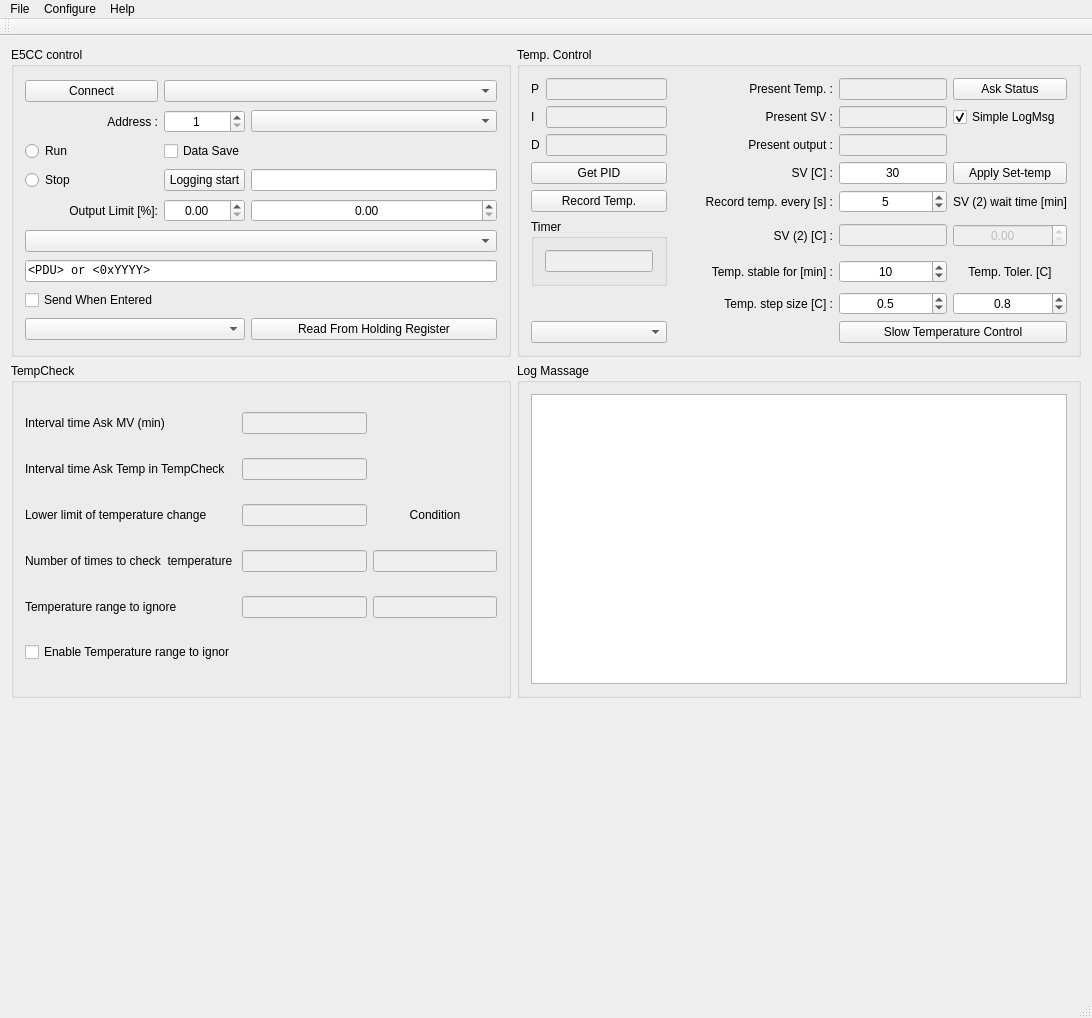
Before: the Qt Designer form mainwindow.ui in daimiura/OmronPID, drawn with Qt 5.
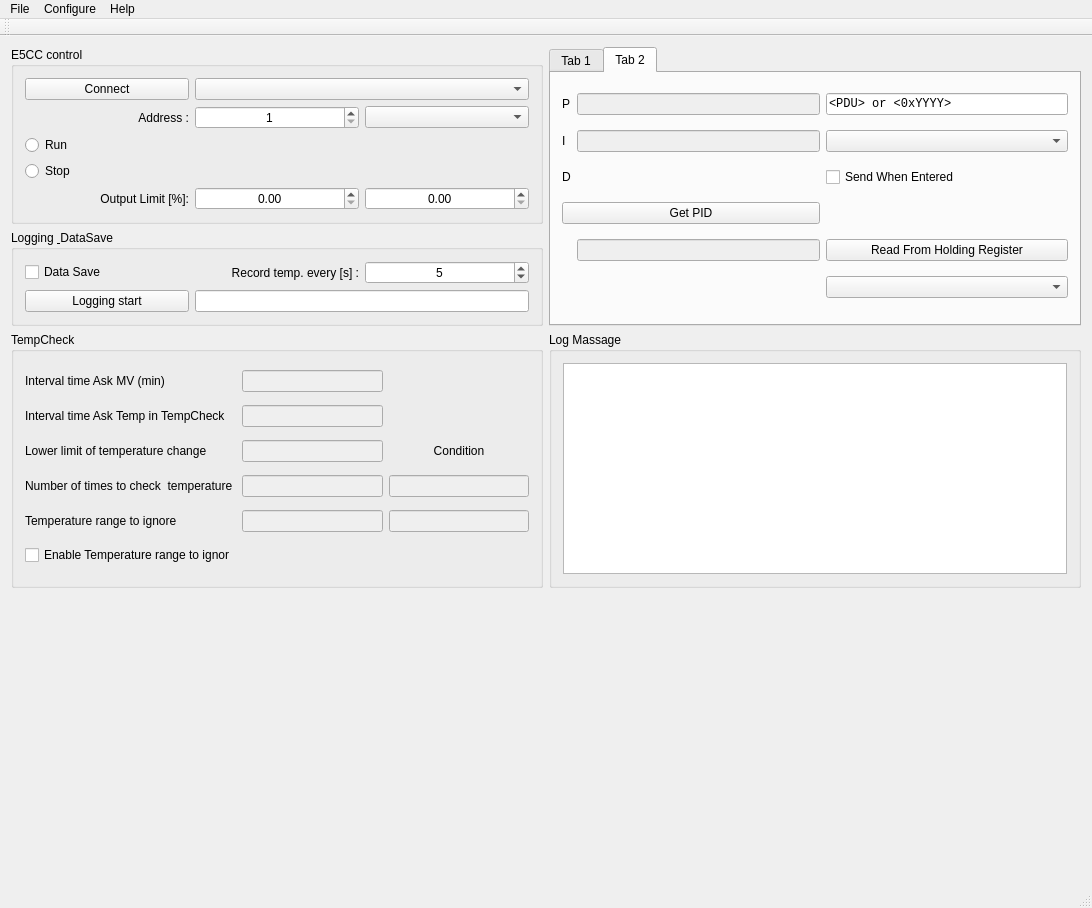
After: the same form once the commit is applied. The open tabs and pages were chosen to show the change. Custom widgets are drawn as their Qt base class.

```diff
--- a/mainwindow.ui
+++ b/mainwindow.ui
@@ -7,20 +7,30 @@
     <x>0</x>
     <y>0</y>
     <width>1092</width>
-    <height>1018</height>
+    <height>908</height>
    </rect>
   </property>
   <property name="windowTitle">
    <string>Omron E5CC Temp. Control</string>
   </property>
   <widget class="QWidget" name="centralWidget">
-   <layout class="QGridLayout" name="gridLayout_6">
+   <layout class="QGridLayout" name="gridLayout_7">
     <item row="0" column="0">
      <widget class="QGroupBox" name="groupBox_2">
       <property name="title">
        <string>E5CC control</string>
       </property>
       <layout class="QGridLayout" name="gridLayout_4">
+       <item row="1" column="0">
+        <widget class="QLabel" name="label_5">
+         <property name="text">
+          <string>Address :</string>
+         </property>
+         <property name="alignment">
+          <set>Qt::AlignRight|Qt::AlignTrailing|Qt::AlignVCenter</set>
+         </property>
+        </widget>
+       </item>
        <item row="4" column="0">
         <widget class="QRadioButton" name="radioButton_Stop">
          <property name="text">
@@ -31,74 +41,6 @@
          </attribute>
         </widget>
        </item>
-       <item row="0" column="0">
-        <widget class="QPushButton" name="pushButton_Connect">
-         <property name="text">
-          <string>Connect</string>
-         </property>
-         <property name="checkable">
-          <bool>true</bool>
-         </property>
-        </widget>
-       </item>
-       <item row="6" column="0" colspan="3">
-        <widget class="QComboBox" name="comboBox_Func"/>
-       </item>
-       <item row="1" column="1">
-        <widget class="QSpinBox" name="spinBox_DeviceAddress">
-         <property name="alignment">
-          <set>Qt::AlignCenter</set>
-         </property>
-         <property name="minimum">
-          <number>1</number>
-         </property>
-         <property name="maximum">
-          <number>247</number>
-         </property>
-         <property name="value">
-          <number>1</number>
-         </property>
-        </widget>
-       </item>
-       <item row="9" column="2">
-        <widget class="QPushButton" name="pushButton_ReadRH">
-         <property name="text">
-          <string>Read From Holding Register</string>
-         </property>
-        </widget>
-       </item>
-       <item row="4" column="1">
-        <widget class="QPushButton" name="pushButton_Log">
-         <property name="text">
-          <string>Logging start</string>
-         </property>
-         <property name="checkable">
-          <bool>true</bool>
-         </property>
-        </widget>
-       </item>
-       <item row="7" column="0" colspan="3">
-        <widget class="QLineEdit" name="lineEdit_Cmd">
-         <property name="font">
-          <font>
-           <family>Courier New</family>
-          </font>
-         </property>
-         <property name="text">
-          <string>&lt;PDU&gt; or &lt;0xYYYY&gt;</string>
-         </property>
-        </widget>
-       </item>
-       <item row="4" column="2">
-        <widget class="QLineEdit" name="lineEdit_Log"/>
-       </item>
-       <item row="1" column="2">
-        <widget class="QComboBox" name="comboBox_AT">
-         <property name="currentIndex">
-          <number>-1</number>
-         </property>
-        </widget>
-       </item>
        <item row="3" column="0">
         <widget class="QRadioButton" name="radioButton_Run">
          <property name="text">
@@ -109,52 +51,32 @@
          </attribute>
         </widget>
        </item>
-       <item row="9" column="0" colspan="2">
-        <widget class="QComboBox" name="comboBox_MemAddress">
-         <property name="font">
-          <font>
-           <family>Courier New</family>
-          </font>
-         </property>
-         <property name="maxVisibleItems">
-          <number>20</number>
+       <item row="1" column="2">
+        <widget class="QComboBox" name="comboBox_AT">
+         <property name="currentIndex">
+          <number>-1</number>
          </property>
         </widget>
        </item>
-       <item row="5" column="0">
-        <widget class="QLabel" name="label_9">
-         <property name="text">
-          <string>Output Limit [%]:</string>
-         </property>
+       <item row="1" column="1">
+        <widget class="QSpinBox" name="spinBox_DeviceAddress">
          <property name="alignment">
-          <set>Qt::AlignRight|Qt::AlignTrailing|Qt::AlignVCenter</set>
+          <set>Qt::AlignCenter</set>
+         </property>
+         <property name="minimum">
+          <number>1</number>
+         </property>
+         <property name="maximum">
+          <number>247</number>
+         </property>
+         <property name="value">
+          <number>1</number>
          </property>
         </widget>
        </item>
        <item row="0" column="1" colspan="2">
         <widget class="QComboBox" name="comboBox_SeriesNumber"/>
        </item>
-       <item row="3" column="1">
-        <widget class="QCheckBox" name="checkBox_dataSave">
-         <property name="text">
-          <string>Data Save</string>
-         </property>
-        </widget>
-       </item>
-       <item row="5" column="1">
-        <widget class="QDoubleSpinBox" name="doubleSpinBox_MVlower">
-         <property name="alignment">
-          <set>Qt::AlignCenter</set>
-         </property>
-        </widget>
-       </item>
-       <item row="8" column="0">
-        <widget class="QCheckBox" name="checkBox_EnableSend">
-         <property name="text">
-          <string>Send When Entered</string>
-         </property>
-        </widget>
-       </item>
        <item row="5" column="2">
         <widget class="QDoubleSpinBox" name="doubleSpinBox_MVupper">
          <property name="alignment">
@@ -165,46 +87,47 @@
          </property>
         </widget>
        </item>
-       <item row="1" column="0">
-        <widget class="QLabel" name="label_5">
+       <item row="5" column="0">
+        <widget class="QLabel" name="label_9">
          <property name="text">
-          <string>Address :</string>
+          <string>Output Limit [%]:</string>
          </property>
          <property name="alignment">
           <set>Qt::AlignRight|Qt::AlignTrailing|Qt::AlignVCenter</set>
          </property>
         </widget>
        </item>
+       <item row="0" column="0">
+        <widget class="QPushButton" name="pushButton_Connect">
+         <property name="text">
+          <string>Connect</string>
+         </property>
+         <property name="checkable">
+          <bool>true</bool>
+         </property>
+        </widget>
+       </item>
+       <item row="5" column="1">
+        <widget class="QDoubleSpinBox" name="doubleSpinBox_MVlower">
+         <property name="alignment">
+          <set>Qt::AlignCenter</set>
+         </property>
+        </widget>
+       </item>
       </layout>
      </widget>
     </item>
-    <item row="0" column="1">
-     <widget class="QGroupBox" name="groupBox_3">
-      <property name="title">
-       <string>Temp. Control</string>
+    <item row="0" column="1" rowspan="2">
+     <widget class="QTabWidget" name="tabWidget">
+      <property name="currentIndex">
+       <number>0</number>
       </property>
+      <widget class="QWidget" name="tab">
+       <attribute name="title">
+        <string>Tab 1</string>
+       </attribute>
       <layout class="QGridLayout" name="gridLayout">
        <item row="0" column="0">
-        <widget class="QLabel" name="label_11">
-         <property name="text">
-          <string>P</string>
-         </property>
-        </widget>
-       </item>
-       <item row="0" column="1">
-        <widget class="QLineEdit" name="lineEdit_P">
-         <property name="enabled">
-          <bool>false</bool>
-         </property>
-         <property name="alignment">
-          <set>Qt::AlignCenter</set>
-         </property>
-         <property name="readOnly">
-          <bool>true</bool>
-         </property>
-        </widget>
-       </item>
-       <item row="0" column="2">
         <widget class="QLabel" name="label">
          <property name="text">
           <string>Present Temp. :</string>
@@ -214,7 +137,7 @@
          </property>
         </widget>
        </item>
-       <item row="0" column="3">
+        <item row="0" column="2">
         <widget class="QLineEdit" name="lineEdit_Temp">
          <property name="enabled">
           <bool>false</bool>
@@ -224,7 +147,7 @@
          </property>
         </widget>
        </item>
-       <item row="0" column="4">
+        <item row="0" column="3">
         <widget class="QPushButton" name="pushButton_AskStatus">
          <property name="text">
           <string>Ask Status</string>
@@ -232,26 +155,6 @@
         </widget>
        </item>
        <item row="1" column="0">
-        <widget class="QLabel" name="label_12">
-         <property name="text">
-          <string>I</string>
-         </property>
-        </widget>
-       </item>
-       <item row="1" column="1">
-        <widget class="QLineEdit" name="lineEdit_I">
-         <property name="enabled">
-          <bool>false</bool>
-         </property>
-         <property name="alignment">
-          <set>Qt::AlignCenter</set>
-         </property>
-         <property name="readOnly">
-          <bool>true</bool>
-         </property>
-        </widget>
-       </item>
-       <item row="1" column="2">
         <widget class="QLabel" name="label_4">
          <property name="text">
           <string>Present SV :</string>
@@ -261,7 +164,7 @@
          </property>
         </widget>
        </item>
-       <item row="1" column="3">
+        <item row="1" column="2">
         <widget class="QLineEdit" name="lineEdit_CurrentSV">
          <property name="enabled">
           <bool>false</bool>
@@ -271,7 +174,7 @@
          </property>
         </widget>
        </item>
-       <item row="1" column="4">
+        <item row="1" column="3">
         <widget class="QCheckBox" name="checkBox_MuteLogMsg">
          <property name="text">
           <string>Simple LogMsg</string>
@@ -282,26 +185,6 @@
         </widget>
        </item>
        <item row="2" column="0">
-        <widget class="QLabel" name="label_13">
-         <property name="text">
-          <string>D</string>
-         </property>
-        </widget>
-       </item>
-       <item row="2" column="1">
-        <widget class="QLineEdit" name="lineEdit_D">
-         <property name="enabled">
-          <bool>false</bool>
-         </property>
-         <property name="alignment">
-          <set>Qt::AlignCenter</set>
-         </property>
-         <property name="readOnly">
-          <bool>true</bool>
-         </property>
-        </widget>
-       </item>
-       <item row="2" column="2">
         <widget class="QLabel" name="label_10">
          <property name="text">
           <string>Present output :</string>
@@ -311,7 +194,7 @@
          </property>
         </widget>
        </item>
-       <item row="2" column="3">
+        <item row="2" column="2">
         <widget class="QLineEdit" name="lineEdit_CurrentMV">
          <property name="enabled">
           <bool>false</bool>
@@ -321,14 +204,14 @@
          </property>
         </widget>
        </item>
-       <item row="3" column="0" colspan="2">
-        <widget class="QPushButton" name="pushButton_GetPID">
+        <item row="2" column="3">
+         <widget class="QPushButton" name="pushButton_SetSV">
          <property name="text">
-          <string>Get PID</string>
+           <string>Apply Set-temp</string>
          </property>
         </widget>
        </item>
-       <item row="3" column="2">
+        <item row="3" column="0">
         <widget class="QLabel" name="label_2">
          <property name="text">
           <string>SV [C] :</string>
@@ -338,7 +221,7 @@
          </property>
         </widget>
        </item>
-       <item row="3" column="3">
+        <item row="3" column="2">
         <widget class="QLineEdit" name="lineEdit_SV">
          <property name="text">
           <string>30</string>
@@ -348,76 +231,46 @@
          </property>
         </widget>
        </item>
-       <item row="3" column="4">
-        <widget class="QPushButton" name="pushButton_SetSV">
+        <item row="6" column="0">
+         <widget class="QLabel" name="label_7">
          <property name="text">
-          <string>Apply Set-temp</string>
-         </property>
-        </widget>
-       </item>
-       <item row="4" column="0" colspan="2">
-        <widget class="QPushButton" name="pushButton_RecordTemp">
-         <property name="text">
-          <string>Record Temp.</string>
-         </property>
-        </widget>
-       </item>
-       <item row="4" column="2">
-        <widget class="QLabel" name="label_3">
-         <property name="text">
-          <string>Record temp. every [s] :</string>
-         </property>
+           <string>Temp. Toler. [C]</string>
+          </property>
          <property name="alignment">
-          <set>Qt::AlignRight|Qt::AlignTrailing|Qt::AlignVCenter</set>
+           <set>Qt::AlignCenter</set>
          </property>
         </widget>
        </item>
-       <item row="4" column="3">
-        <widget class="QSpinBox" name="spinBox_TempRecordTime">
+        <item row="6" column="1" colspan="2">
+         <widget class="QDoubleSpinBox" name="doubleSpinBox_TempTorr">
          <property name="alignment">
           <set>Qt::AlignCenter</set>
          </property>
-         <property name="minimum">
-          <number>3</number>
+          <property name="decimals">
+           <number>1</number>
          </property>
          <property name="maximum">
-          <number>500</number>
+           <double>1.000000000000000</double>
+          </property>
+          <property name="singleStep">
+           <double>0.100000000000000</double>
          </property>
          <property name="value">
-          <number>5</number>
+           <double>0.800000000000000</double>
          </property>
         </widget>
        </item>
-       <item row="4" column="4">
-        <widget class="QLabel" name="label_SV2WaitTime">
+        <item row="8" column="0" colspan="2">
+         <widget class="QPushButton" name="pushButton_Control">
          <property name="text">
-          <string>SV (2) wait time [min]</string>
-         </property>
-         <property name="alignment">
-          <set>Qt::AlignCenter</set>
-         </property>
-        </widget>
-       </item>
-       <item row="5" column="0" rowspan="2" colspan="2">
-        <widget class="QGroupBox" name="groupBox_4">
-         <property name="title">
-          <string>Timer</string>
-         </property>
-         <layout class="QGridLayout" name="gridLayout_5">
-          <item row="0" column="0">
-           <widget class="QLineEdit" name="lineEdit_clock">
-            <property name="enabled">
-             <bool>false</bool>
-            </property>
-            <property name="alignment">
-             <set>Qt::AlignCenter</set>
-            </property>
-           </widget>
-          </item>
-         </layout>
-        </widget>
-       </item>
-       <item row="5" column="2">
+           <string>Slow Temperature Control</string>
+          </property>
+         </widget>
+        </item>
+        <item row="8" column="2">
+         <widget class="QComboBox" name="comboBox_Mode"/>
+        </item>
+        <item row="4" column="0">
         <widget class="QLabel" name="label_SV_2">
          <property name="enabled">
           <bool>true</bool>
@@ -430,7 +283,7 @@
          </property>
         </widget>
        </item>
-       <item row="5" column="3">
+        <item row="4" column="2">
         <widget class="QLineEdit" name="lineEdit_SV2">
          <property name="enabled">
           <bool>false</bool>
@@ -440,7 +293,17 @@
          </property>
         </widget>
        </item>
-       <item row="5" column="4">
+        <item row="3" column="3">
+         <widget class="QLabel" name="label_SV2WaitTime">
+          <property name="text">
+           <string>SV (2) wait time [min]</string>
+          </property>
+          <property name="alignment">
+           <set>Qt::AlignCenter</set>
+          </property>
+         </widget>
+        </item>
+        <item row="4" column="3">
         <widget class="QDoubleSpinBox" name="doubleSpinBox_SV2WaitTime">
          <property name="enabled">
           <bool>false</bool>
@@ -459,7 +322,7 @@
          </property>
         </widget>
        </item>
-       <item row="6" column="2">
+        <item row="6" column="3">
         <widget class="QLabel" name="label_TimeStable">
          <property name="sizePolicy">
           <sizepolicy hsizetype="Fixed" vsizetype="Preferred">
@@ -481,7 +344,7 @@
          </property>
         </widget>
        </item>
-       <item row="6" column="3">
+        <item row="6" column="4">
         <widget class="QSpinBox" name="spinBox_TempStableTime">
          <property name="alignment">
           <set>Qt::AlignCenter</set>
@@ -497,17 +360,7 @@
          </property>
         </widget>
        </item>
-       <item row="6" column="4">
-        <widget class="QLabel" name="label_7">
-         <property name="text">
-          <string>Temp. Toler. [C]</string>
-         </property>
-         <property name="alignment">
-          <set>Qt::AlignCenter</set>
-         </property>
-        </widget>
-       </item>
-       <item row="7" column="2">
+        <item row="7" column="0">
         <widget class="QLabel" name="label_8">
          <property name="text">
           <string>Temp. step size [C] :</string>
@@ -517,7 +370,7 @@
          </property>
         </widget>
        </item>
-       <item row="7" column="3">
+        <item row="7" column="1">
         <widget class="QDoubleSpinBox" name="doubleSpinBox_TempStepSize">
          <property name="alignment">
           <set>Qt::AlignCenter</set>
@@ -539,46 +392,188 @@
          </property>
         </widget>
        </item>
-       <item row="7" column="4">
-        <widget class="QDoubleSpinBox" name="doubleSpinBox_TempTorr">
+       </layout>
+      </widget>
+      <widget class="QWidget" name="tab_2">
+       <attribute name="title">
+        <string>Tab 2</string>
+       </attribute>
+       <layout class="QGridLayout" name="gridLayout_5">
+        <item row="0" column="0">
+         <widget class="QLabel" name="label_11">
+          <property name="text">
+           <string>P</string>
+          </property>
+         </widget>
+        </item>
+        <item row="0" column="1">
+         <widget class="QLineEdit" name="lineEdit_P">
+          <property name="enabled">
+           <bool>false</bool>
+          </property>
          <property name="alignment">
           <set>Qt::AlignCenter</set>
          </property>
-         <property name="decimals">
-          <number>1</number>
+          <property name="readOnly">
+           <bool>true</bool>
+          </property>
+         </widget>
+        </item>
+        <item row="0" column="2">
+         <widget class="QLineEdit" name="lineEdit_Cmd">
+          <property name="font">
+           <font>
+            <family>Courier New</family>
+           </font>
+          </property>
+          <property name="text">
+           <string>&lt;PDU&gt; or &lt;0xYYYY&gt;</string>
+          </property>
+         </widget>
+        </item>
+        <item row="1" column="0">
+         <widget class="QLabel" name="label_12">
+          <property name="text">
+           <string>I</string>
+          </property>
+         </widget>
+        </item>
+        <item row="1" column="1">
+         <widget class="QLineEdit" name="lineEdit_I">
+          <property name="enabled">
+           <bool>false</bool>
+          </property>
+          <property name="alignment">
+           <set>Qt::AlignCenter</set>
+          </property>
+          <property name="readOnly">
+           <bool>true</bool>
+          </property>
+         </widget>
+        </item>
+        <item row="1" column="2">
+         <widget class="QComboBox" name="comboBox_Func"/>
+        </item>
+        <item row="2" column="0">
+         <widget class="QLabel" name="label_13">
+          <property name="text">
+           <string>D</string>
+          </property>
+         </widget>
+        </item>
+        <item row="2" column="2">
+         <widget class="QCheckBox" name="checkBox_EnableSend">
+          <property name="text">
+           <string>Send When Entered</string>
+          </property>
+         </widget>
+        </item>
+        <item row="3" column="0" colspan="2">
+         <widget class="QPushButton" name="pushButton_GetPID">
+          <property name="text">
+           <string>Get PID</string>
+          </property>
+         </widget>
+        </item>
+        <item row="4" column="1">
+         <widget class="QLineEdit" name="lineEdit_D">
+          <property name="enabled">
+           <bool>false</bool>
+          </property>
+          <property name="alignment">
+           <set>Qt::AlignCenter</set>
+          </property>
+          <property name="readOnly">
+           <bool>true</bool>
+          </property>
+         </widget>
+        </item>
+        <item row="4" column="2">
+         <widget class="QPushButton" name="pushButton_ReadRH">
+          <property name="text">
+           <string>Read From Holding Register</string>
+          </property>
+         </widget>
+        </item>
+        <item row="5" column="2">
+         <widget class="QComboBox" name="comboBox_MemAddress">
+          <property name="font">
+           <font>
+            <family>Courier New</family>
+           </font>
+          </property>
+          <property name="maxVisibleItems">
+           <number>20</number>
+          </property>
+         </widget>
+        </item>
+       </layout>
+      </widget>
+     </widget>
+    </item>
+    <item row="1" column="0">
+     <widget class="QGroupBox" name="groupBox_3">
+      <property name="title">
+       <string>Logging &amp; DataSave</string>
+      </property>
+      <layout class="QGridLayout" name="gridLayout_6">
+       <item row="0" column="0">
+        <widget class="QCheckBox" name="checkBox_dataSave">
+         <property name="text">
+          <string>Data Save</string>
+         </property>
+        </widget>
+       </item>
+       <item row="0" column="1">
+        <widget class="QLabel" name="label_3">
+         <property name="text">
+          <string>Record temp. every [s] :</string>
+         </property>
+         <property name="alignment">
+          <set>Qt::AlignRight|Qt::AlignTrailing|Qt::AlignVCenter</set>
+         </property>
+        </widget>
+       </item>
+       <item row="0" column="2">
+        <widget class="QSpinBox" name="spinBox_TempRecordTime">
+         <property name="alignment">
+          <set>Qt::AlignCenter</set>
+         </property>
+         <property name="minimum">
+          <number>3</number>
          </property>
          <property name="maximum">
-          <double>1.000000000000000</double>
-         </property>
-         <property name="singleStep">
-          <double>0.100000000000000</double>
+          <number>500</number>
          </property>
          <property name="value">
-          <double>0.800000000000000</double>
+          <number>5</number>
          </property>
         </widget>
        </item>
-       <item row="8" column="0" colspan="2">
-        <widget class="QComboBox" name="comboBox_Mode"/>
-       </item>
-       <item row="8" column="3" colspan="2">
-        <widget class="QPushButton" name="pushButton_Control">
+       <item row="1" column="0">
+        <widget class="QPushButton" name="pushButton_Log">
          <property name="text">
-          <string>Slow Temperature Control</string>
+          <string>Logging start</string>
+         </property>
+         <property name="checkable">
+          <bool>true</bool>
          </property>
         </widget>
        </item>
+       <item row="1" column="1" colspan="2">
+        <widget class="QLineEdit" name="lineEdit_Log"/>
+       </item>
       </layout>
      </widget>
     </item>
-    <item row="1" column="0">
+    <item row="2" column="0">
      <widget class="QGroupBox" name="groupBox_5">
       <property name="title">
        <string>TempCheck</string>
       </property>
       <layout class="QGridLayout" name="gridLayout_2">
-       <item row="1" column="1">
-        <widget class="QLineEdit" name="lineEdit_IntervalAskMV">
+       <item row="5" column="1">
+        <widget class="QLineEdit" name="lineEdit_IgnoreLower">
          <property name="enabled">
           <bool>false</bool>
          </property>
@@ -591,20 +586,6 @@
          </property>
         </widget>
        </item>
-       <item row="1" column="0">
-        <widget class="QLabel" name="label_6">
-         <property name="text">
-          <string>Interval time Ask MV (min)</string>
-         </property>
-        </widget>
-       </item>
-       <item row="3" column="1">
-        <widget class="QLineEdit" name="lineEdit_SafeLimit">
-         <property name="enabled">
-          <bool>false</bool>
-         </property>
-        </widget>
-       </item>
        <item row="2" column="1">
         <widget class="QLineEdit" name="lineEdit_IntervalAskTemp">
          <property name="enabled">
@@ -612,41 +593,6 @@
          </property>
         </widget>
        </item>
-       <item row="5" column="2">
-        <widget class="QLineEdit" name="lineEdit_IgnoreUpper">
-         <property name="enabled">
-          <bool>false</bool>
-         </property>
-        </widget>
-       </item>
-       <item row="2" column="0">
-        <widget class="QLabel" name="label_14">
-         <property name="text">
-          <string>Interval time Ask Temp in TempCheck</string>
-         </property>
-        </widget>
-       </item>
-       <item row="5" column="1">
-        <widget class="QLineEdit" name="lineEdit_IgnoreLower">
-         <property name="enabled">
-          <bool>false</bool>
-         </property>
-        </widget>
-       </item>
-       <item row="4" column="1">
-        <widget class="QLineEdit" name="lineEdit_Numbers">
-         <property name="enabled">
-          <bool>false</bool>
-         </property>
-        </widget>
-       </item>
-       <item row="3" column="0">
-        <widget class="QLabel" name="label_16">
-         <property name="text">
-          <string>Lower limit of temperature change</string>
-         </property>
-        </widget>
-       </item>
        <item row="4" column="0">
         <widget class="QLabel" name="label_15">
          <property name="text">
@@ -654,6 +600,27 @@
          </property>
         </widget>
        </item>
+       <item row="4" column="1">
+        <widget class="QLineEdit" name="lineEdit_Numbers">
+         <property name="enabled">
+          <bool>false</bool>
+         </property>
+        </widget>
+       </item>
+       <item row="1" column="0">
+        <widget class="QLabel" name="label_6">
+         <property name="text">
+          <string>Interval time Ask MV (min)</string>
+         </property>
+        </widget>
+       </item>
+       <item row="1" column="1">
+        <widget class="QLineEdit" name="lineEdit_IntervalAskMV">
+         <property name="enabled">
+          <bool>false</bool>
+         </property>
+        </widget>
+       </item>
        <item row="6" column="0">
         <widget class="QCheckBox" name="checkBox_Ignore">
          <property name="enabled">
@@ -664,6 +631,13 @@
          </property>
         </widget>
        </item>
+       <item row="2" column="0">
+        <widget class="QLabel" name="label_14">
+         <property name="text">
+          <string>Interval time Ask Temp in TempCheck</string>
+         </property>
+        </widget>
+       </item>
        <item row="4" column="2">
         <widget class="QLineEdit" name="lineEdit_TempCheckCount">
          <property name="enabled">
@@ -681,10 +655,31 @@
          </property>
         </widget>
        </item>
+       <item row="5" column="2">
+        <widget class="QLineEdit" name="lineEdit_IgnoreUpper">
+         <property name="enabled">
+          <bool>false</bool>
+         </property>
+        </widget>
+       </item>
+       <item row="3" column="1">
+        <widget class="QLineEdit" name="lineEdit_SafeLimit">
+         <property name="enabled">
+          <bool>false</bool>
+         </property>
+        </widget>
+       </item>
+       <item row="3" column="0">
+        <widget class="QLabel" name="label_16">
+         <property name="text">
+          <string>Lower limit of temperature change</string>
+         </property>
+        </widget>
+       </item>
       </layout>
      </widget>
     </item>
-    <item row="1" column="1">
+    <item row="2" column="1">
      <widget class="QGroupBox" name="groupBox">
       <property name="title">
        <string>Log Massage</string>
@@ -696,7 +691,7 @@
       </layout>
      </widget>
     </item>
-    <item row="2" column="0" colspan="2">
+    <item row="3" column="0" colspan="2">
      <widget class="QCustomPlot" name="plot" native="true">
       <property name="minimumSize">
        <size>
```
Left out of the diff: 5 changed lines with no effect on the pictures. Lines whose indentation alone changed are shown as unchanged.
